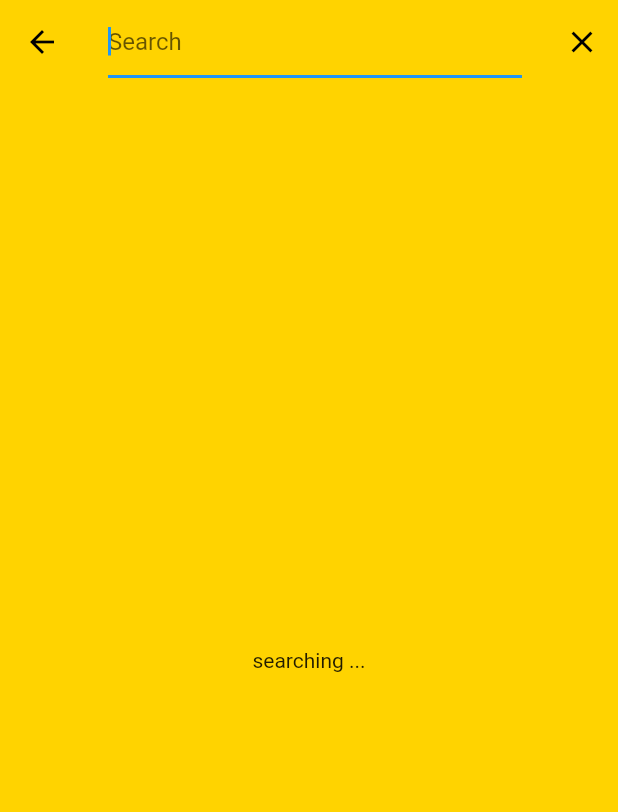
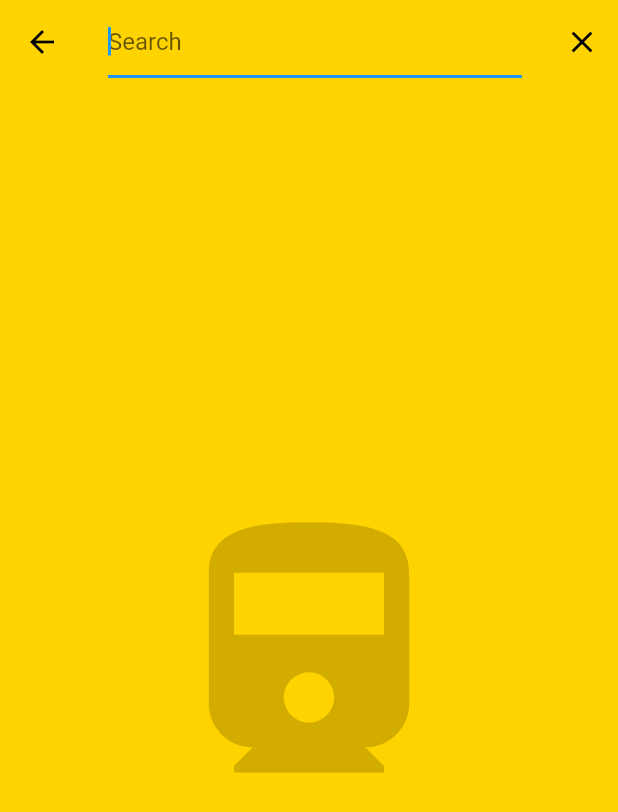
Before and after one commit to mjohnsullivan/berlin_transport, a Flutter app: the BerlinTransportPage screen opened directly, after a tap on "Origin", on a phone screen of 412 x 824 dp. Shown: the top 812 px of the screen. Run offline on Flutter 3.47's test engine with Material 2 defaults, Android fonts, the phone set to English and light mode, and no system bars; our stand-ins replace flare_flutter; Roboto replaces fonts that are missing (Montserrat).

Commit message:
Styling tweaks

```diff
--- a/lib/data/models.dart
+++ b/lib/data/models.dart
@@ -72,7 +72,7 @@ class PrefsNotifier with ChangeNotifier {
   };
 
   // The selector value, which maps to supportedLanguages
-  int _localeSelector = 0;
+  int _localeSelector = 1;
   int get localeSelector => _localeSelector;
   set localeSelector(int val) {
     assert(val >= 0 && val <= 1);
--- a/lib/main.dart
+++ b/lib/main.dart
@@ -162,7 +162,13 @@ class JourneyPanel extends StatelessWidget {
           ? JourneyList(notifier.journeys)
           : Container(
               child: Center(
-                child: Text('No journey data yet'),
+                child: Opacity(
+                  opacity: 0.2,
+                  child: Icon(
+                    Icons.directions_subway,
+                    size: 200,
+                  ),
+                ),
               ),
             ),
     );
--- a/lib/theme.dart
+++ b/lib/theme.dart
@@ -27,7 +27,6 @@ final appTheme = ThemeData(
     display1: TextStyle(
       fontSize: 36,
       fontWeight: FontWeight.bold,
-      color: Colors.white,
     ),
 
     //headline: TextStyle(fontSize: 72.0, fontWeight: FontWeight.bold),
--- a/lib/widgets/search.dart
+++ b/lib/widgets/search.dart
@@ -90,7 +90,12 @@ class PlacesSearchDelegate extends SearchDelegate<Place> {
     return Container(
       color: theme.berlinBrightYellow,
       child: Center(
-        child: Text(AppLocalizations.of(context).searchMessage),
+        child: Opacity(
+            opacity: 0.2,
+            child: Icon(
+              Icons.directions_railway,
+              size: 200,
+            )),
       ),
     );
   }
```
